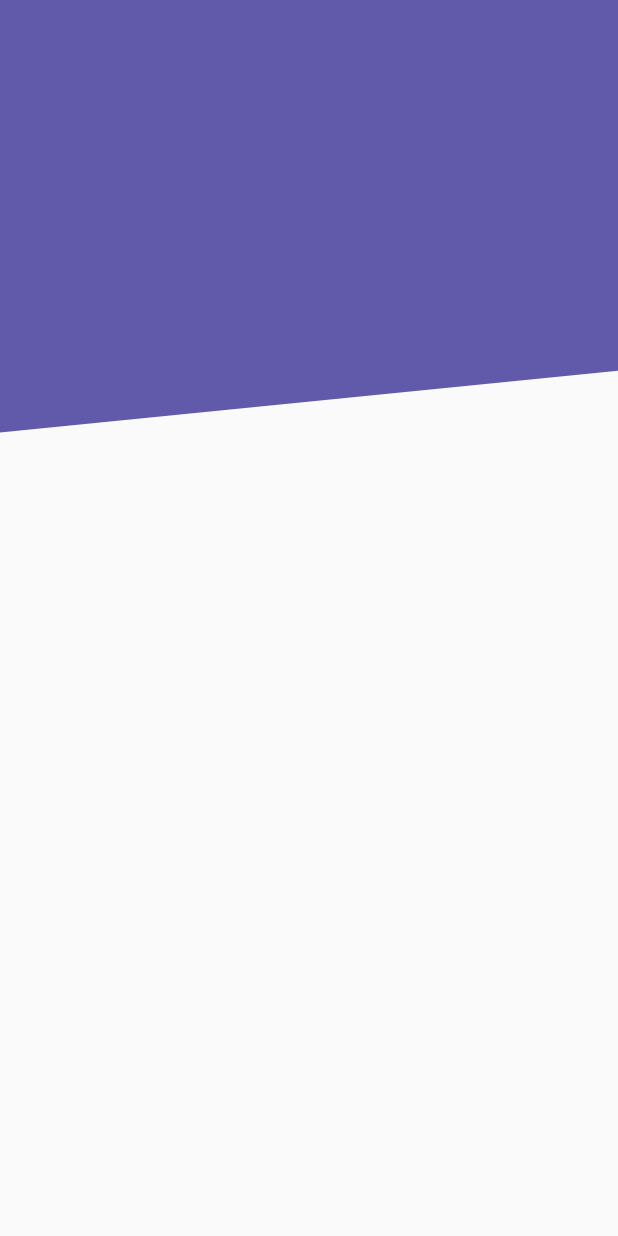
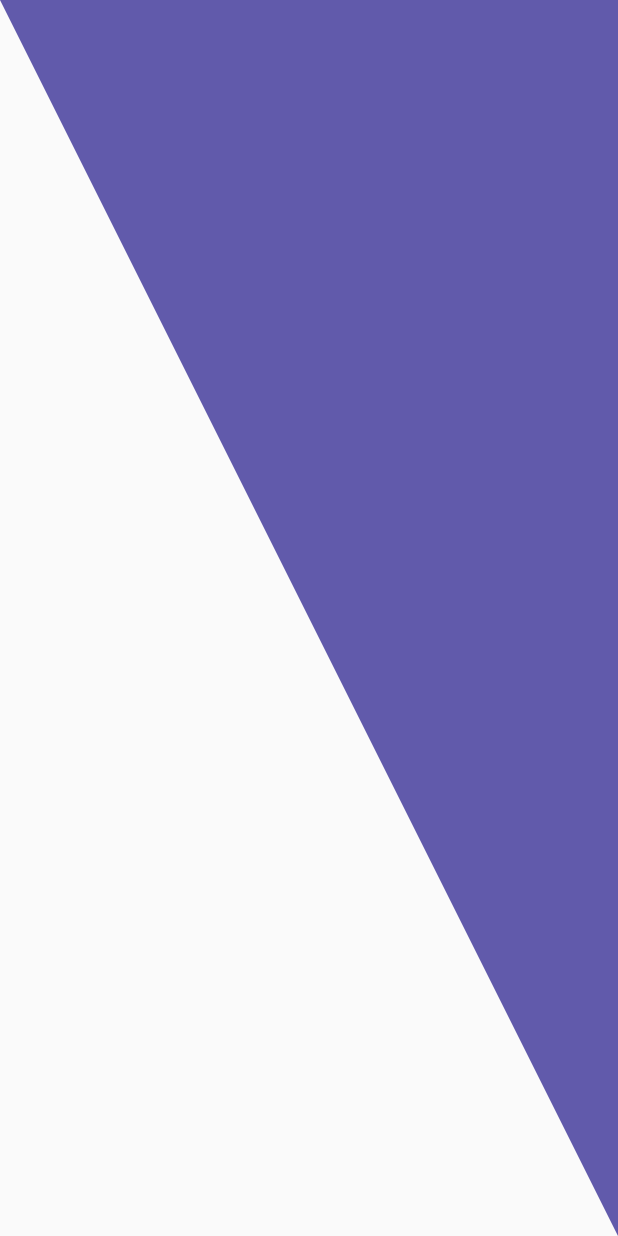
Before and after one commit to CesarArellano/Curso-Flutter-Intermedio, a Flutter app: the screen it shows after launch, on a phone screen of 412 x 824 dp. Run offline on Flutter 3.47's test engine with Material 2 defaults, Android fonts, the phone set to English and light mode, and no system bars.

Commit message:
Creating Triangular Header

```diff
--- a/disenos_app/lib/src/pages/headers_page.dart
+++ b/disenos_app/lib/src/pages/headers_page.dart
@@ -7,7 +7,7 @@ class HeadersPage extends StatelessWidget {
   @override
   Widget build(BuildContext context) {
     return Scaffold(
-      body: DiagonalHeader()
+      body: TriangularHeader()
     );
   }
 }
--- a/disenos_app/lib/src/widgets/headers.dart
+++ b/disenos_app/lib/src/widgets/headers.dart
@@ -69,5 +69,47 @@ class _DiagonalHeaderPainter extends CustomPainter {
   bool shouldRepaint(covariant CustomPainter oldDelegate) {
     return true;
   }
+}
+
+class TriangularHeader extends StatelessWidget {
+
+  @override
+  Widget build(BuildContext context) {
+    return Container(
+      width: double.infinity,
+      height: double.infinity,
+      child: CustomPaint(
+        painter: _TriangularHeaderPainter(),
+      ),
+    );
+  }
+}
+
+class _TriangularHeaderPainter extends CustomPainter {
+  @override
+  void paint(Canvas canvas, Size size) {
+    final pencil = Paint();
+
+    // Properties
+    pencil.color = Color(0xff615AAB);
+    pencil.style = PaintingStyle.fill; // .stoke
+    pencil.strokeWidth = 2.0;
+
+    final path = Path();
+
+    // Draw with the path and the pencil
+    // path.lineTo(size.width, size.height);
+    // path.lineTo(0, size.height);
+    path.lineTo(size.width, size.height);
+    path.lineTo(size.width, 0);
+
+    canvas.drawPath(path, pencil);
+
+  }
+
+  @override
+  bool shouldRepaint(covariant CustomPainter oldDelegate) {
+    return true;
+  }
 
 }
```
